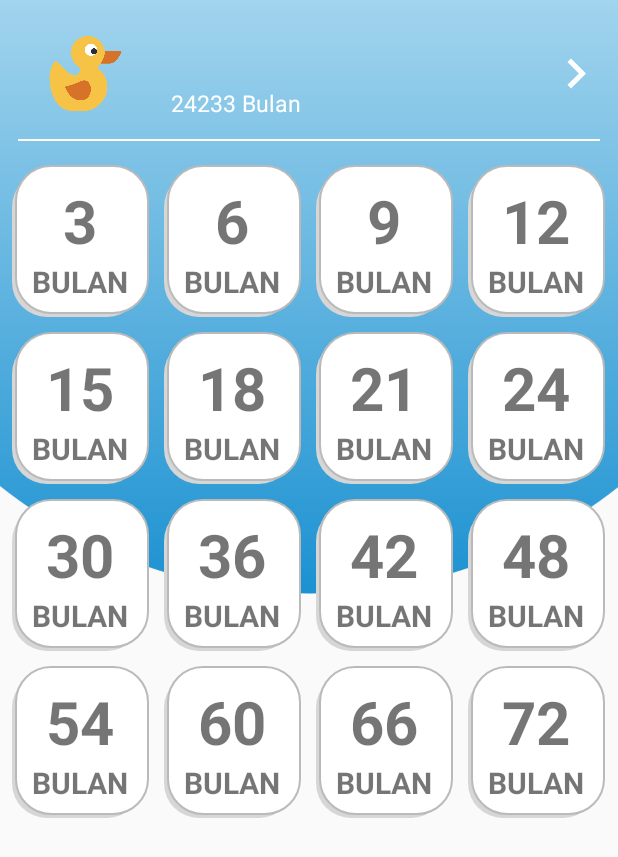
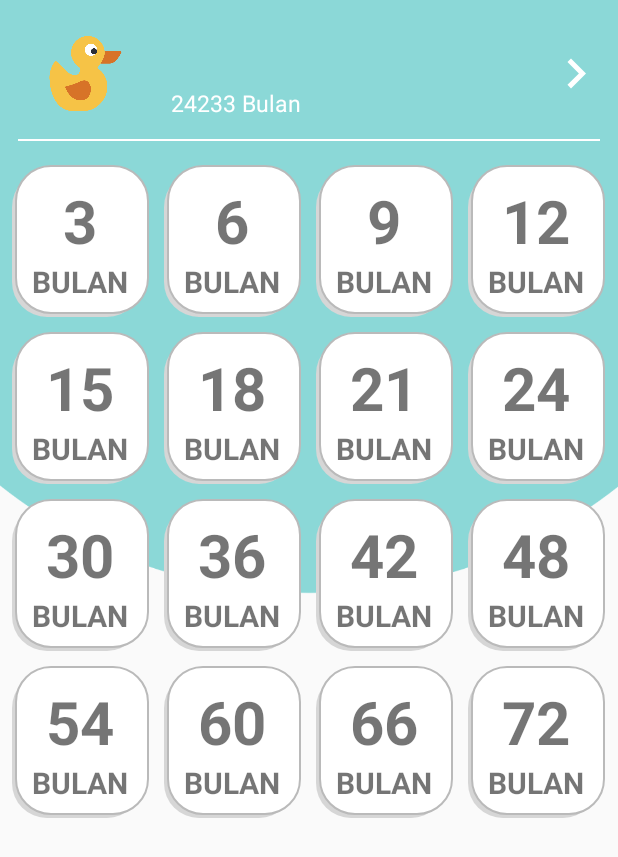
Before and after one commit to Arpgsfh/PA, an Android app: the PilihUmurActivity screen opened directly, with no data from a screen before it, on a phone screen of 412 x 824 dp. Shown: the top 857 px of the screen. Run offline under Robolectric (Android 15) with nearby library versions, the phone set to English and light mode, and no system bars.

Commit message:
Menyamakan Gambar Background

```diff
--- a/app/src/main/res/layout/activity_pilih_umur.xml
+++ b/app/src/main/res/layout/activity_pilih_umur.xml
@@ -5,7 +5,7 @@
     android:layout_width="match_parent"
     android:layout_height="match_parent"
     tools:context="org.d3ifcool.denver.PilihUmurActivity"
-    android:background="@drawable/pilihumur_bg">
+    android:background="@drawable/test_bg">
 
     <GridView
         android:id="@+id/gridView"
--- a/app/src/main/res/layout/activity_profil_anak.xml
+++ b/app/src/main/res/layout/activity_profil_anak.xml
@@ -5,7 +5,7 @@
     android:layout_width="match_parent"
     android:layout_height="match_parent"
     tools:context=".ProfilAnakActivity"
-    android:background="@drawable/profilanak_bg">
+    android:background="@drawable/test_bg">
 
     <android.support.v7.widget.RecyclerView
         android:id="@+id/recyclerProfil"
--- a/app/src/main/res/layout/activity_report.xml
+++ b/app/src/main/res/layout/activity_report.xml
@@ -4,7 +4,7 @@
     xmlns:tools="http://schemas.android.com/tools"
     android:layout_width="match_parent"
     android:layout_height="match_parent"
-    android:background="@drawable/riwayat_bg"
+    android:background="@drawable/test_bg"
     tools:context=".ReportActivity">
 
     <android.support.v7.widget.RecyclerView
--- a/app/src/main/res/layout/activity_riwayat.xml
+++ b/app/src/main/res/layout/activity_riwayat.xml
@@ -4,7 +4,7 @@
     xmlns:tools="http://schemas.android.com/tools"
     android:layout_width="match_parent"
     android:layout_height="match_parent"
-    android:background="@drawable/riwayat_bg"
+    android:background="@drawable/test_bg"
     android:orientation="vertical"
     tools:context=".RiwayatActivity">
 
--- a/app/src/main/res/layout/activity_stimulasi.xml
+++ b/app/src/main/res/layout/activity_stimulasi.xml
@@ -6,7 +6,7 @@
     android:layout_height="match_parent"
     android:orientation="vertical"
     tools:context=".StimulasiActivity"
-    android:background="@drawable/stimulasi_bg">
+    android:background="@drawable/test_bg">
 
     <android.support.v7.widget.RecyclerView
         android:id="@+id/recycler_Expand"
--- a/app/src/main/res/layout/activity_tentang.xml
+++ b/app/src/main/res/layout/activity_tentang.xml
@@ -2,7 +2,7 @@
 <ScrollView
     android:layout_width="match_parent"
     android:layout_height="match_parent"
-    android:background="@drawable/profilanak_bg"
+    android:background="@drawable/test_bg"
     xmlns:android="http://schemas.android.com/apk/res/android">
 
     <LinearLayout
```
